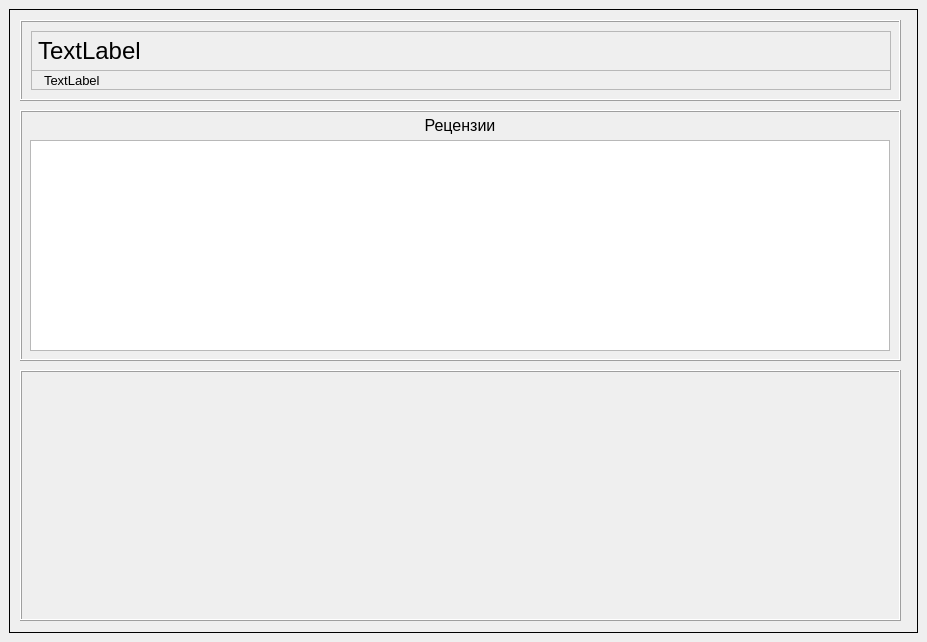
First picture: the form in Script_UI.ui, repository AnikinVladislav/Python-ITMO, before the edit.
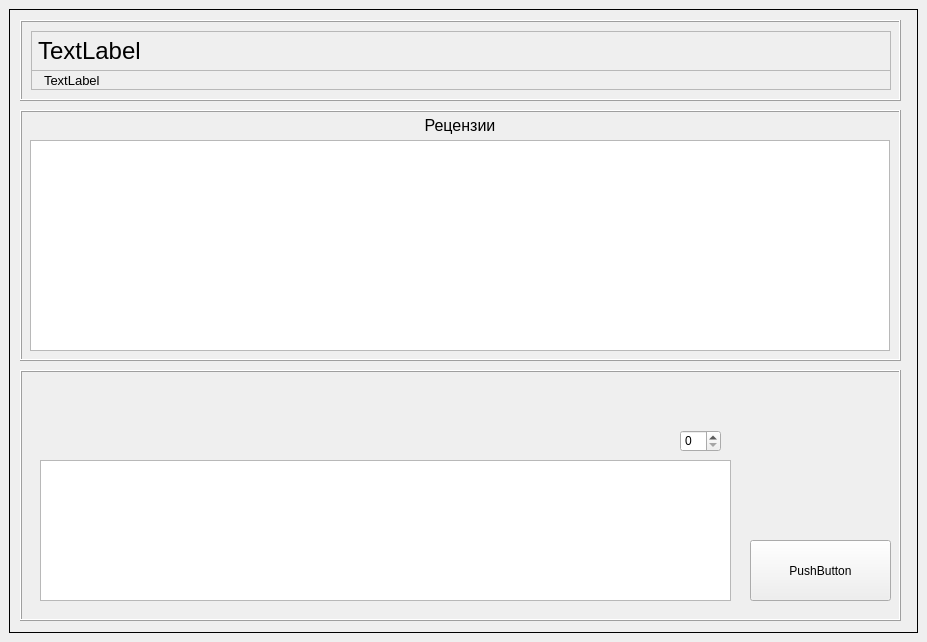
Second picture: the form after the edit.

```diff
--- a/Script_UI.ui
+++ b/Script_UI.ui
@@ -589,6 +589,45 @@
         <property name="frameShadow">
          <enum>QFrame::Raised</enum>
         </property>
+        <widget class="QPushButton" name="pushButton">
+         <property name="geometry">
+          <rect>
+           <x>730</x>
+           <y>170</y>
+           <width>141</width>
+           <height>61</height>
+          </rect>
+         </property>
+         <property name="text">
+          <string>PushButton</string>
+         </property>
+        </widget>
+        <widget class="QPlainTextEdit" name="plainTextEdit">
+         <property name="geometry">
+          <rect>
+           <x>20</x>
+           <y>90</y>
+           <width>691</width>
+           <height>141</height>
+          </rect>
+         </property>
+         <property name="plainText">
+          <string/>
+         </property>
+        </widget>
+        <widget class="QSpinBox" name="spinBox">
+         <property name="geometry">
+          <rect>
+           <x>660</x>
+           <y>60</y>
+           <width>41</width>
+           <height>22</height>
+          </rect>
+         </property>
+         <property name="maximum">
+          <number>5</number>
+         </property>
+        </widget>
        </widget>
        <widget class="QFrame" name="frame_6">
         <property name="geometry">
```
